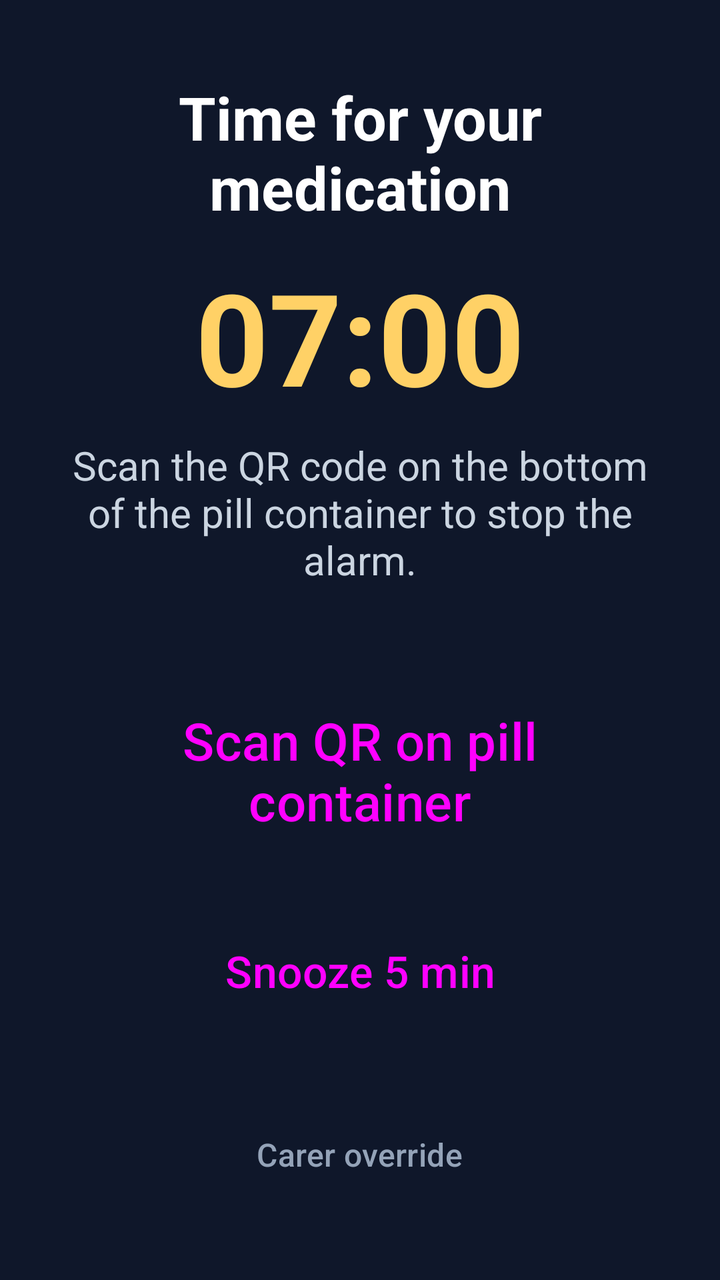
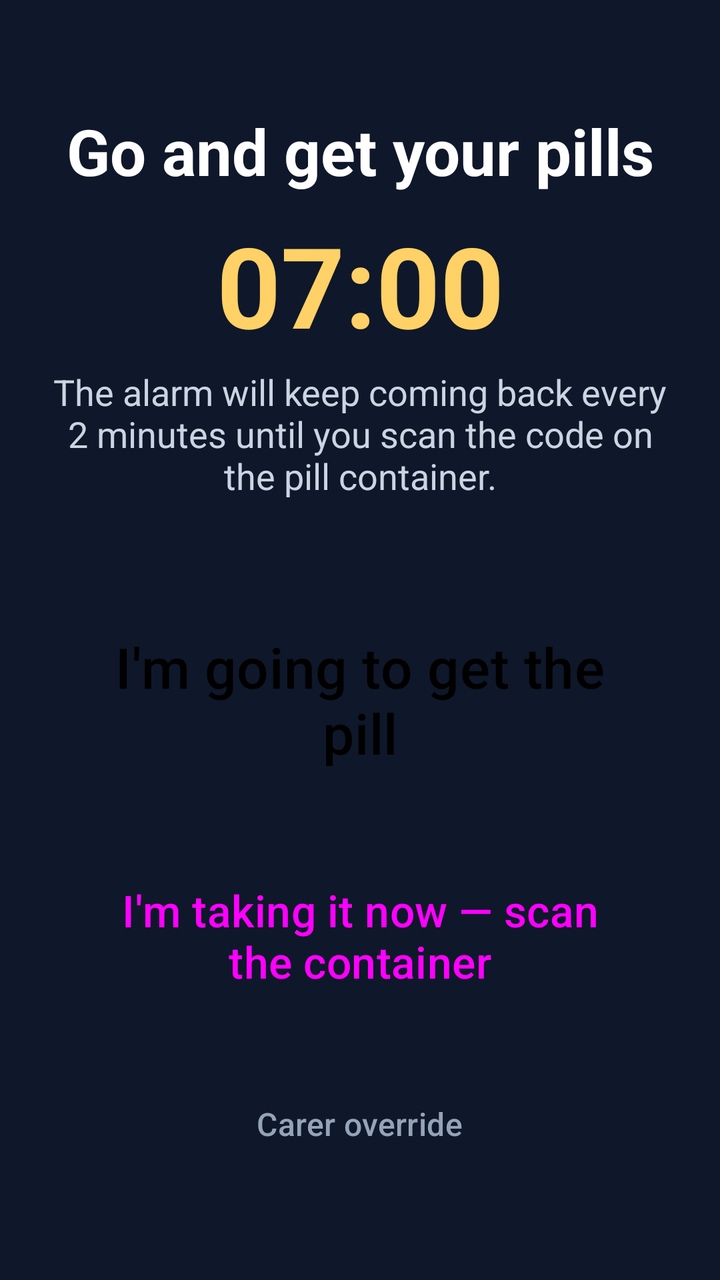

Before-and-after screenshots of an Android layout around one commit, followed by the original layout XML and the change that was made.
<!-- AndroidManifest.xml: activity theme Theme.PillGuard.Alarm -->
<!-- res/layout/activity_alarm.xml -->
<?xml version="1.0" encoding="utf-8"?>
<LinearLayout xmlns:android="http://schemas.android.com/apk/res/android"
    android:layout_width="match_parent"
    android:layout_height="match_parent"
    android:orientation="vertical"
    android:gravity="center"
    android:padding="28dp"
    android:background="@color/alarm_bg">

    <TextView
        android:id="@+id/alarmTitle"
        android:layout_width="match_parent"
        android:layout_height="wrap_content"
        android:text="Time for your medication"
        android:textColor="@color/white"
        android:textSize="30sp"
        android:textStyle="bold"
        android:gravity="center" />

    <TextView
        android:id="@+id/alarmTime"
        android:layout_width="match_parent"
        android:layout_height="wrap_content"
        android:layout_marginTop="12dp"
        android:text="07:00"
        android:textColor="#FFD166"
        android:textSize="64sp"
        android:textStyle="bold"
        android:gravity="center" />

    <TextView
        android:id="@+id/alarmSub"
        android:layout_width="match_parent"
        android:layout_height="wrap_content"
        android:layout_marginTop="8dp"
        android:layout_marginBottom="32dp"
        android:text="Scan the QR code on the bottom of the pill container to stop the alarm."
        android:textColor="#CBD5E1"
        android:textSize="20sp"
        android:gravity="center" />

    <Button
        android:id="@+id/btnScan"
        style="@style/BigButton"
        android:layout_width="match_parent"
        android:layout_height="wrap_content"
        android:minHeight="96dp"
        android:textSize="26sp"
        android:text="@string/scan_qr" />

    <Button
        android:id="@+id/btnSnooze"
        style="@style/Widget.Material3.Button.TonalButton"
        android:layout_width="match_parent"
        android:layout_height="wrap_content"
        android:layout_marginTop="16dp"
        android:minHeight="72dp"
        android:textSize="22sp"
        android:textAllCaps="false"
        android:text="Snooze 5 min" />

    <Button
        android:id="@+id/btnOverride"
        style="@style/Widget.Material3.Button.TextButton"
        android:layout_width="wrap_content"
        android:layout_height="wrap_content"
        android:layout_marginTop="32dp"
        android:textColor="#94A3B8"
        android:textSize="16sp"
        android:textAllCaps="false"
        android:text="@string/carer_override" />
</LinearLayout>
<!-- resources referenced by this layout -->
<resources>
  <color name="alarm_bg">#0F172A</color>
  <color name="white">#FFFFFF</color>
  <string name="carer_override">Carer override</string>
  <string name="scan_qr">Scan QR on pill container</string>
  <style name="BigButton" parent="Widget.Material3.Button">
          <item name="android:textSize">22sp</item>
          <item name="android:minHeight">72dp</item>
          <item name="android:layout_marginTop">12dp</item>
          <item name="android:textAllCaps">false</item>
          <item name="cornerRadius">16dp</item>
      </style>
  <style name="Theme.PillGuard.Alarm" parent="Theme.Material3.Dark.NoActionBar">
          <item name="colorPrimary">@color/brand</item>
          <item name="android:windowBackground">@color/alarm_bg</item>
          <item name="android:statusBarColor">@color/alarm_bg</item>
      </style>
  <color name="brand">#1E5AA8</color>
</resources>

<!-- the commit's change to res/layout/activity_alarm.xml (unified diff, before → after) -->
@@ -4,16 +4,16 @@
     android:layout_height="match_parent"
     android:orientation="vertical"
     android:gravity="center"
-    android:padding="28dp"
+    android:padding="24dp"
     android:background="@color/alarm_bg">
 
     <TextView
         android:id="@+id/alarmTitle"
         android:layout_width="match_parent"
         android:layout_height="wrap_content"
-        android:text="Time for your medication"
+        android:text="Go and get your pills"
         android:textColor="@color/white"
-        android:textSize="30sp"
+        android:textSize="32sp"
         android:textStyle="bold"
         android:gravity="center" />
 
@@ -21,10 +21,10 @@
         android:id="@+id/alarmTime"
         android:layout_width="match_parent"
         android:layout_height="wrap_content"
-        android:layout_marginTop="12dp"
+        android:layout_marginTop="8dp"
         android:text="07:00"
         android:textColor="#FFD166"
-        android:textSize="64sp"
+        android:textSize="56sp"
         android:textStyle="bold"
         android:gravity="center" />
 
@@ -32,39 +32,41 @@
         android:id="@+id/alarmSub"
         android:layout_width="match_parent"
         android:layout_height="wrap_content"
-        android:layout_marginTop="8dp"
-        android:layout_marginBottom="32dp"
-        android:text="Scan the QR code on the bottom of the pill container to stop the alarm."
+        android:layout_marginTop="4dp"
+        android:layout_marginBottom="28dp"
+        android:text="The alarm will keep coming back every 2 minutes until you scan the code on the pill container."
         android:textColor="#CBD5E1"
-        android:textSize="20sp"
+        android:textSize="18sp"
         android:gravity="center" />
 
     <Button
-        android:id="@+id/btnScan"
+        android:id="@+id/btnGoing"
         style="@style/BigButton"
         android:layout_width="match_parent"
         android:layout_height="wrap_content"
-        android:minHeight="96dp"
-        android:textSize="26sp"
-        android:text="@string/scan_qr" />
+        android:minHeight="120dp"
+        android:textSize="28sp"
+        android:backgroundTint="#FFD166"
+        android:textColor="@color/black"
+        android:text="I'm going to get the pill" />
 
     <Button
-        android:id="@+id/btnSnooze"
+        android:id="@+id/btnTaking"
         style="@style/Widget.Material3.Button.TonalButton"
         android:layout_width="match_parent"
         android:layout_height="wrap_content"
         android:layout_marginTop="16dp"
-        android:minHeight="72dp"
+        android:minHeight="84dp"
         android:textSize="22sp"
         android:textAllCaps="false"
-        android:text="Snooze 5 min" />
+        android:text="I'm taking it now — scan the container" />
 
     <Button
         android:id="@+id/btnOverride"
         style="@style/Widget.Material3.Button.TextButton"
         android:layout_width="wrap_content"
         android:layout_height="wrap_content"
-        android:layout_marginTop="32dp"
+        android:layout_marginTop="28dp"
         android:textColor="#94A3B8"
         android:textSize="16sp"
         android:textAllCaps="false"
<!-- resource entries referenced after the edit -->
@@ -1,9 +1,9 @@
 <!-- resources referenced by this layout -->
 <resources>
   <color name="alarm_bg">#0F172A</color>
+  <color name="black">#000000</color>
   <color name="white">#FFFFFF</color>
   <string name="carer_override">Carer override</string>
-  <string name="scan_qr">Scan QR on pill container</string>
   <style name="BigButton" parent="Widget.Material3.Button">
           <item name="android:textSize">22sp</item>
           <item name="android:minHeight">72dp</item>
